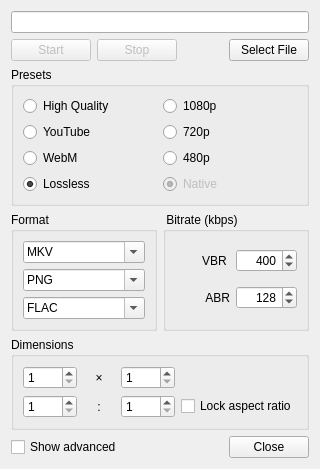
xjsxjs197/WiiEmuHanhua, file mgba/src/platform/qt/VideoView.ui: the form before one commit.
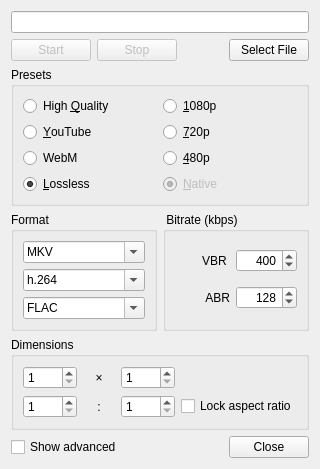
The form after the commit.

Diff of the .ui file:
```diff
--- a/mgba/src/platform/qt/VideoView.ui
+++ b/mgba/src/platform/qt/VideoView.ui
@@ -106,7 +106,7 @@
         <item>
          <widget class="QRadioButton" name="presetHQ">
           <property name="text">
-           <string>High Quality</string>
+           <string>High &amp;Quality</string>
           </property>
           <attribute name="buttonGroup">
            <string notr="true">presets</string>
@@ -116,7 +116,7 @@
         <item>
          <widget class="QRadioButton" name="presetYoutube">
           <property name="text">
-           <string>YouTube</string>
+           <string>&amp;YouTube</string>
           </property>
           <attribute name="buttonGroup">
            <string notr="true">presets</string>
@@ -136,7 +136,7 @@
         <item>
          <widget class="QRadioButton" name="presetLossless">
           <property name="text">
-           <string>Lossless</string>
+           <string>&amp;Lossless</string>
           </property>
           <property name="checked">
            <bool>true</bool>
@@ -153,7 +153,7 @@
         <item>
          <widget class="QRadioButton" name="preset1080">
           <property name="text">
-           <string>1080p</string>
+           <string>&amp;1080p</string>
           </property>
           <attribute name="buttonGroup">
            <string notr="true">resolutions</string>
@@ -163,7 +163,7 @@
         <item>
          <widget class="QRadioButton" name="preset720">
           <property name="text">
-           <string>720p</string>
+           <string>&amp;720p</string>
           </property>
           <attribute name="buttonGroup">
            <string notr="true">resolutions</string>
@@ -173,7 +173,7 @@
         <item>
          <widget class="QRadioButton" name="preset480">
           <property name="text">
-           <string>480p</string>
+           <string>&amp;480p</string>
           </property>
           <attribute name="buttonGroup">
            <string notr="true">resolutions</string>
@@ -186,7 +186,7 @@
            <bool>false</bool>
           </property>
           <property name="text">
-           <string>Native</string>
+           <string>&amp;Native</string>
           </property>
           <property name="checked">
            <bool>true</bool>
@@ -254,11 +254,6 @@
            <property name="editable">
             <bool>true</bool>
            </property>
-           <item>
-            <property name="text">
-             <string>PNG</string>
-            </property>
-           </item>
            <item>
             <property name="text">
              <string>h.264</string>
```
Left out of the diff: 10 changed lines with no effect on the pictures.
